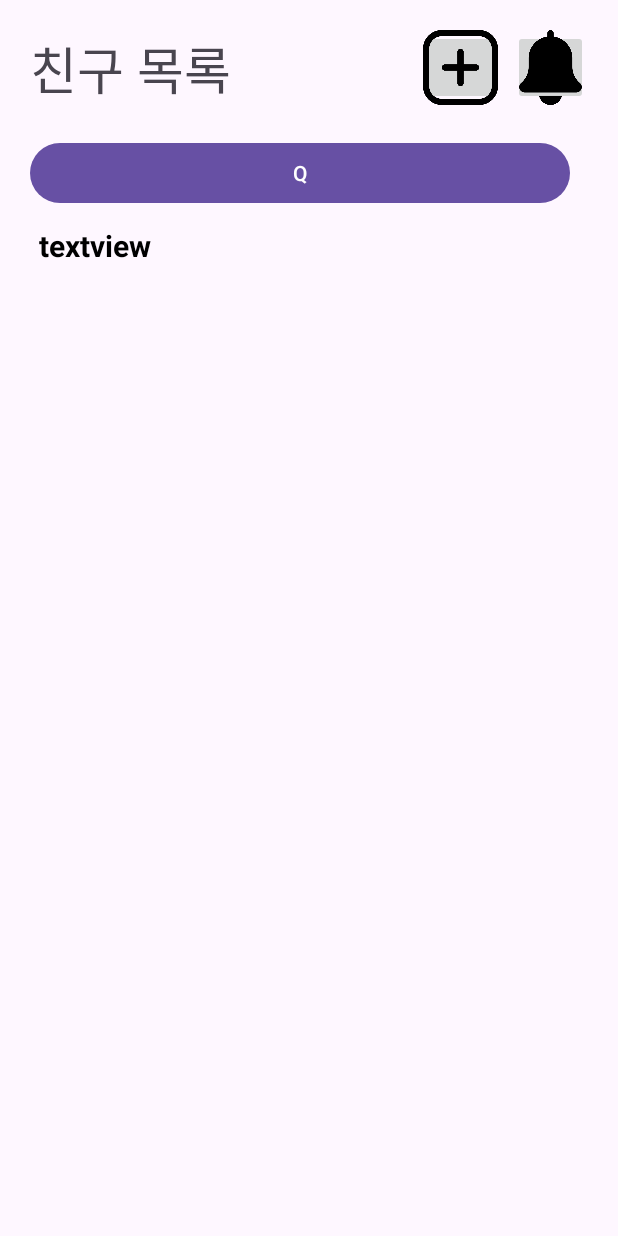
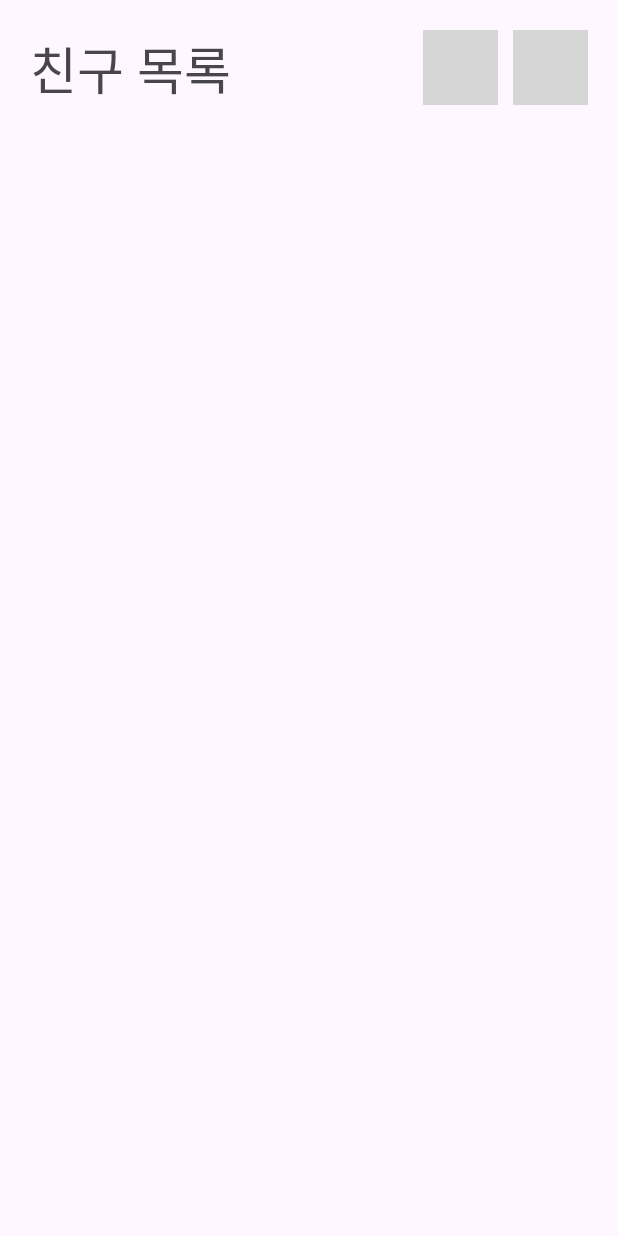
Before and after one commit to dlagyfl/Helpmeplz, an Android app: the MyFriend screen opened directly, with no data from a screen before it, on a phone screen of 412 x 824 dp. Run offline under Robolectric (Android 15) with nearby library versions, the phone set to English and light mode, and no system bars; our stand-ins replace Firebase (no records; nobody signed in at launch, a user with empty details on screens opened directly); grey boxes are pictures that could not be loaded.

Commit message:
종윤 05/25 - Layout 최종 구성

```diff
--- a/app/src/main/AndroidManifest.xml
+++ b/app/src/main/AndroidManifest.xml
@@ -1,6 +1,8 @@
 <?xml version="1.0" encoding="utf-8"?>
 <manifest xmlns:android="http://schemas.android.com/apk/res/android"
     xmlns:tools="http://schemas.android.com/tools">
+
+    <uses-permission android:name="android.permission.INTERNET" />
 
     <application
         android:allowBackup="true"
--- a/app/src/main/java/com/example/helpmeplz/Menu.java
+++ b/app/src/main/java/com/example/helpmeplz/Menu.java
@@ -37,7 +37,6 @@ public class Menu extends AppCompatActivity {
             public void onClick(View view) {
                 Intent myIntent = new Intent(Menu.this, MyFriend.class);
                 startActivity(myIntent);
-                finish();
             }
         });
 
@@ -46,7 +45,6 @@ public class Menu extends AppCompatActivity {
             public void onClick(View v) {
                 Intent intent = new Intent(Menu.this, GroupList.class);
                 startActivity(intent);
-                finish();
             }
         });
 
@@ -55,7 +53,6 @@ public class Menu extends AppCompatActivity {
             public void onClick(View v) {
                 Intent intent = new Intent(Menu.this, UploadImage.class);
                 startActivity(intent);
-                finish();
             }
         });
 
--- a/app/src/main/java/com/example/helpmeplz/MyFriend.java
+++ b/app/src/main/java/com/example/helpmeplz/MyFriend.java
@@ -1,21 +1,49 @@
 package com.example.helpmeplz;
 
+import androidx.annotation.NonNull;
+import androidx.annotation.Nullable;
+import androidx.appcompat.app.AppCompatActivity;
+
+import android.annotation.SuppressLint;
 import android.content.Intent;
 import android.os.Bundle;
+import android.util.Log;
 import android.view.View;
+import android.widget.AdapterView;
+import android.widget.ArrayAdapter;
 import android.widget.Button;
 import android.widget.ImageButton;
+import android.widget.ListView;
 
-import androidx.appcompat.app.AppCompatActivity;
+import com.google.firebase.auth.FirebaseAuth;
+import com.google.firebase.database.ChildEventListener;
+import com.google.firebase.database.DataSnapshot;
+import com.google.firebase.database.DatabaseError;
+import com.google.firebase.database.DatabaseReference;
+import com.google.firebase.database.FirebaseDatabase;
+import com.google.firebase.database.ValueEventListener;
+
+import java.util.ArrayList;
+import java.util.List;
 
 public class MyFriend extends AppCompatActivity {
+    private ListView listViewFriend;
+    private ArrayAdapter<String> groupListAdapter;
+    private DatabaseReference database;
+    private FirebaseAuth firebaseAuth;
+
+    @SuppressLint("MissingInflatedId") //모름..
     @Override
     protected void onCreate(Bundle savedInstanceState) {
         super.onCreate(savedInstanceState);
         setContentView(R.layout.activity_my_friend);
 
+        listViewFriend = findViewById(R.id.listViewFriend);
         ImageButton button_bellButton = (ImageButton) findViewById(R.id.bellImageButton);
         ImageButton button_moreButton = (ImageButton) findViewById(R.id.moreImageButton);
+
+        database = FirebaseDatabase.getInstance().getReference();
+        firebaseAuth = FirebaseAuth.getInstance();
 
         button_bellButton.setOnClickListener(new View.OnClickListener() {
             @Override
@@ -34,5 +62,71 @@ public class MyFriend extends AppCompatActivity {
                 finish();
             }
         });
+
+        groupListAdapter = new ArrayAdapter<>(this, android.R.layout.simple_list_item_1);
+        listViewFriend.setAdapter(groupListAdapter);
+
+        getGroups();
+    }
+
+    private void getGroups() {
+        //String userId = firebaseAuth.getCurrentUser().getUid(); //groupid로 해야 하는 것이 아닌가? group별로 고유 id가 있는 것으로 이해함.
+
+//        database.child("users").child("IYFpUCw26AQRYfKTVgoRazAR1oC2").child("friendlist").addChildEventListener(new ChildEventListener() {
+//            @Override
+//            public void onChildAdded(@NonNull DataSnapshot snapshot, @Nullable String previousChildName) {
+//
+//            }
+//
+//            @Override
+//            public void onChildChanged(@NonNull DataSnapshot dataSnapshot, @Nullable String previousChildName) {
+//                List<String> groupList = new ArrayList<>();
+//                for (DataSnapshot snapshot : dataSnapshot.getChildren()) {
+//                    GroupNameInfo group = snapshot.getValue(GroupNameInfo.class);
+//                    String groupName = group.getName();
+//                    groupList.add(groupName);
+//                }
+//                groupListAdapter.clear();
+//                groupListAdapter.addAll(groupList);
+//                groupListAdapter.notifyDataSetChanged();
+//            }
+//
+//            @Override
+//            public void onChildRemoved(@NonNull DataSnapshot snapshot) {
+//
+//            }
+//
+//            @Override
+//            public void onChildMoved(@NonNull DataSnapshot snapshot, @Nullable String previousChildName) {
+//
+//            }
+//
+//            @Override
+//            public void onCancelled(@NonNull DatabaseError error) {
+//                Log.e("Firebase", "Error fetching groups: " + error.getMessage());
+//            }
+//        });
+
+        database.child("users").child("IYFpUCw26AQRYfKTVgoRazAR1oC2").child("friendlist").addValueEventListener(new ValueEventListener() {
+
+//        database.child("users").addValueEventListener(new ValueEventListener() {
+            @Override
+            public void onDataChange(@NonNull DataSnapshot dataSnapshot) {
+                List<String> groupList = new ArrayList<>();
+                for (DataSnapshot snapshot : dataSnapshot.getChildren()) {
+                    GroupNameInfo group = snapshot.getValue(GroupNameInfo.class);
+                    String groupName = group.getName();
+                    groupList.add(groupName);
+                }
+                groupListAdapter.clear();
+                groupListAdapter.addAll(groupList);
+                groupListAdapter.notifyDataSetChanged();
+            }
+
+            @Override
+            public void onCancelled(@NonNull DatabaseError databaseError) {
+                Log.e("Firebase", "Error fetching groups: " + databaseError.getMessage());
+            }
+        });
     }
 }
--- a/app/src/main/res/layout/activity_my_friend.xml
+++ b/app/src/main/res/layout/activity_my_friend.xml
@@ -29,7 +29,7 @@
         app:layout_constraintHorizontal_bias="0.0"
         app:layout_constraintTop_toTopOf="parent"
         android:padding="0dp"
-        android:src="@drawable/more"
+        android:src="@drawable/more_background"
         android:adjustViewBounds="true"
         android:scaleType="fitCenter"/>
 <!--        app:layout_constraintEnd_toEndOf="textView_add_id"-->
@@ -48,33 +48,43 @@
         app:layout_constraintHorizontal_bias="0.0"
         app:layout_constraintTop_toTopOf="parent"
         android:padding="0dp"
-        app:srcCompat="@drawable/bell"
+        app:srcCompat="@drawable/bell_background"
         android:adjustViewBounds="true"
         android:scaleType="fitCenter"/>
 
-    <Button
-        android:id="@+id/button_next2"
+<!--    <Button-->
+<!--        android:id="@+id/button_next2"-->
+<!--        android:layout_width="360dp"-->
+<!--        android:layout_height="wrap_content"-->
+<!--        android:layout_marginTop="20dp"-->
+<!--        android:text="Q"-->
+<!--        tools:layout_editor_absoluteX="20dp"-->
+<!--        tools:layout_editor_absoluteY="80dp"-->
+<!--        app:layout_constraintStart_toStartOf="@+id/textView_friend_list"-->
+<!--        app:layout_constraintTop_toBottomOf="@+id/textView_friend_list" />-->
+
+    <ListView
+        android:id="@+id/listViewFriend"
         android:layout_width="360dp"
-        android:layout_height="wrap_content"
-        android:layout_marginTop="20dp"
-        android:text="Q"
-        tools:layout_editor_absoluteX="20dp"
-        tools:layout_editor_absoluteY="80dp"
-        app:layout_constraintStart_toStartOf="@+id/textView_friend_list"
-        app:layout_constraintTop_toBottomOf="@+id/textView_friend_list" />
-
-    <TextView
-        android:id="@+id/match_parent_textview"
-        android:layout_width="360dp"
-        android:layout_height="500dp"
-        android:layout_marginTop="150dp"
-        android:text="textview"
-        android:textSize="20dp"
-        android:textColor="#000000"
-        android:textStyle="bold"
+        android:layout_height="match_parent"
+        android:layout_marginTop="100dp"
         app:layout_constraintEnd_toEndOf="parent"
         app:layout_constraintStart_toStartOf="parent"
-        app:layout_constraintTop_toTopOf="parent"
-        tools:layout_editor_absoluteX="163dp" />
+        app:layout_constraintTop_toTopOf="parent">
+    </ListView>
+
+<!--    <TextView-->
+<!--        android:id="@+id/match_parent_textview"-->
+<!--        android:layout_width="360dp"-->
+<!--        android:layout_height="500dp"-->
+<!--        android:layout_marginTop="150dp"-->
+<!--        android:text="textview"-->
+<!--        android:textSize="20dp"-->
+<!--        android:textColor="#000000"-->
+<!--        android:textStyle="bold"-->
+<!--        app:layout_constraintEnd_toEndOf="parent"-->
+<!--        app:layout_constraintStart_toStartOf="parent"-->
+<!--        app:layout_constraintTop_toTopOf="parent"-->
+<!--        tools:layout_editor_absoluteX="163dp" />-->
 
 </androidx.constraintlayout.widget.ConstraintLayout>
```
Also changed, not shown: app/src/main/java/com/example/helpmeplz/FindFriend.java (+71 -23 lines), app/src/main/java/com/example/helpmeplz/SearchID.java (deleted, +0 -17 lines), app/src/main/res/layout/activity_search_id.xml (+4 -3 lines).
